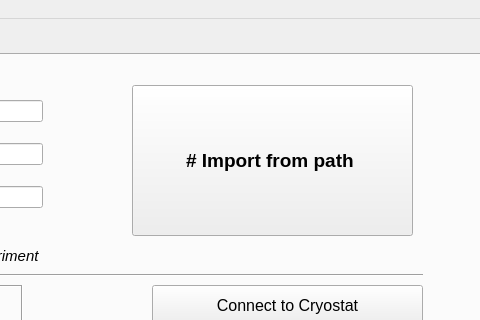
First picture: the form in GUI_V3.ui, repository mzjswjz/sEQE-Setup_Mac, before the edit; both pictures show x 570 to 1050 and y 0 to 320 of the 1050 by 940 pixel window.
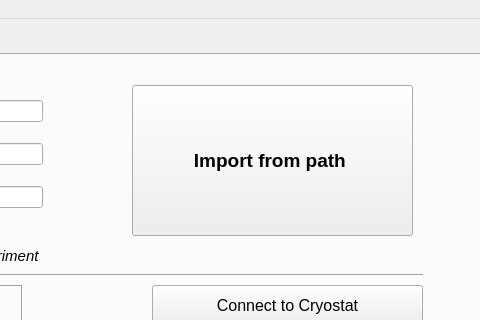
Second picture: the form after the edit. The open tabs and pages were chosen to show the change. Icons and pictures are not drawn.

Commit message:
Implemented name loading from directory
Users can now load file naming by choosing a directory

Diff of the .ui file:
```diff
--- a/GUI_V3.ui
+++ b/GUI_V3.ui
@@ -3338,7 +3338,7 @@
        </font>
       </property>
       <property name="text">
-       <string># Import from path </string>
+       <string>Import from path </string>
       </property>
      </widget>
      <widget class="QPushButton" name="connectButton_Cryo_2">
```
Left out of the diff: 6 changed lines with no effect on the pictures. The commit also changes 2 other files.
